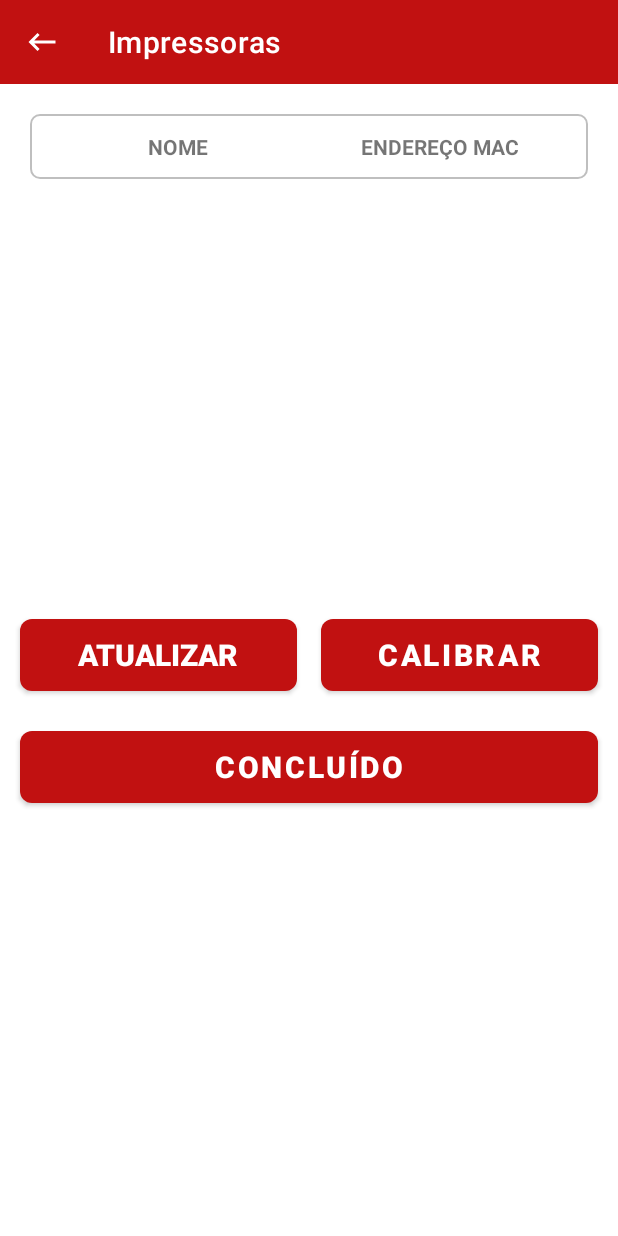
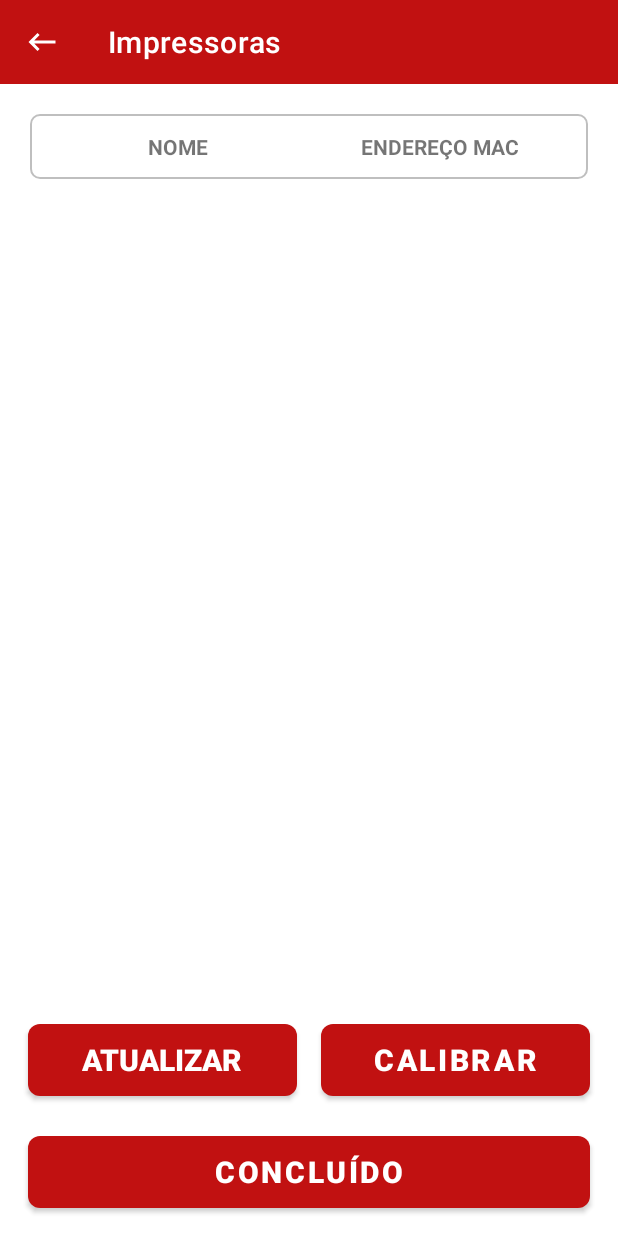
Before and after one commit to Deivitifelski/app_wms, an Android app: the ImpressorasActivity screen opened directly, with no data from a screen before it, on a phone screen of 412 x 824 dp. Run offline under Robolectric (Android 15) with nearby library versions, the phone set to English and light mode, and no system bars; network calls fail.

Commit message:
init Printer (02)

```diff
--- a/app/src/main/AndroidManifest.xml
+++ b/app/src/main/AndroidManifest.xml
@@ -24,6 +24,9 @@
         android:theme="@style/Theme.WMS_BEIRARIO"
         android:usesCleartextTraffic="true">
         <activity
+            android:name=".ui.configuracoes.BluetoohYoutubeActivity"
+            android:exported="true" />
+        <activity
             android:name=".ui.configuracoes.SettingsActivity"
             android:exported="true" />
         <activity
@@ -43,7 +46,7 @@
             android:exported="true" />
         <activity
             android:name=".ui.configuracoes.ControlActivity"
-            android:exported="true"/>
+            android:exported="true" />
         <activity
             android:name=".ui.etiquetagem.EtiquetagemActivity"
             android:exported="true"
--- a/app/src/main/java/com/documentos/wms_beirario/data/ServiceApi.kt
+++ b/app/src/main/java/com/documentos/wms_beirario/data/ServiceApi.kt
@@ -172,6 +172,10 @@ interface ServiceApi {
         @Body createVoidPrinter: CreateVoidPrinter
     ): Response<EtiquetaInventory>
 
+    /**PRECISO IMPLEMENTAR AINDA -->*/
+//    @POST("armazem/:idArmazem/tarefa/etiquetagem/processa")
+//    @Path("idArmazem") idArmazem: Int = IDARMAZEM
+
     /**-------------------RECEBIMENTO----------------------------------->*/
     //Recebimento : Transferencia - Receber documento de transferencia -->
     @POST("armazem/{idArmazem}/transferencia/documento/receber")
--- a/app/src/main/java/com/documentos/wms_beirario/ui/configuracoes/ImpressorasActivity.kt
+++ b/app/src/main/java/com/documentos/wms_beirario/ui/configuracoes/ImpressorasActivity.kt
@@ -16,27 +16,26 @@ import android.widget.Toast
 import androidx.core.app.ActivityCompat
 import androidx.core.content.ContextCompat
 import androidx.recyclerview.widget.LinearLayoutManager
-import com.documentos.wms_beirario.databinding.ImpressorasBinding
-import com.documentos.wms_beirario.ui.configuracoes.adapters.ImpressorasListAdapter
+import com.documentos.wms_beirario.databinding.ActivityPrinterBinding
+import com.documentos.wms_beirario.ui.configuracoes.adapters.AdapterImpressoras
+import com.documentos.wms_beirario.utils.CustomAlertDialogCustom
 import com.documentos.wms_beirario.utils.extensions.onBackTransition
 import com.example.br_coletores.models.services.PrinterConnection
 
 
-class ImpressorasActivity : BaseActivity(), ImpressorasListAdapter.AdapterListener {
+class ImpressorasActivity : BaseActivity() {
     var TAG = "bluetooth"
     private val list: ArrayList<BluetoothDevice> = ArrayList()
 
     companion object {
         const val REQUEST_ENABLE_BT = 42
-        val EXTRA_ADDRESS: String = "Device_address"
-//        val REQUEST_QUERY_DEVICES = 142
     }
 
     private var bluetoothAdapter: BluetoothAdapter? = BluetoothAdapter.getDefaultAdapter()
-    private lateinit var mBinding: ImpressorasBinding
+    private lateinit var mBinding: ActivityPrinterBinding
     override fun onCreate(savedInstanceState: Bundle?) {
         super.onCreate(savedInstanceState)
-        mBinding = ImpressorasBinding.inflate(layoutInflater)
+        mBinding = ActivityPrinterBinding.inflate(layoutInflater)
         setContentView(mBinding.root)
         mBinding.rvListBluetooh.layoutManager = LinearLayoutManager(this)
         val filter = IntentFilter(BluetoothDevice.ACTION_BOND_STATE_CHANGED)
@@ -135,10 +134,10 @@ class ImpressorasActivity : BaseActivity(), ImpressorasListAdapter.AdapterListen
                     val deviceName = device.name
                     val deviceHardwareAddress = device.address // MAC address
                     var msg = ""
-                    if (deviceName.isNullOrBlank()) {
-                        msg = deviceHardwareAddress
+                    msg = if (deviceName.isNullOrBlank()) {
+                        deviceHardwareAddress
                     } else {
-                        msg = "$deviceName $deviceHardwareAddress"
+                        "$deviceName $deviceHardwareAddress"
                     }
                     list.add(device)
                     Log.d("DISCOVERING-DEVICE", msg)
@@ -181,7 +180,18 @@ class ImpressorasActivity : BaseActivity(), ImpressorasListAdapter.AdapterListen
     }
 
     private fun discoverDeviceList() {
-        mBinding.rvListBluetooh.adapter = ImpressorasListAdapter(list, this)
+//        mBinding.rvListBluetooh.adapter = AdapterImpressoras(list){ device ->
+//            if (Build.VERSION.SDK_INT > Build.VERSION_CODES.JELLY_BEAN_MR2) {
+//                Log.d(TAG, "Trying to pair with ${device.address}")
+//                device.createBond()
+//                CustomAlertDialogCustom().alertDialogBluetoohSelecionado(
+//                    this,
+//                    devicename = device.name,
+//                    deviceandress = device.address
+//                )
+//                MenuActivity.applicationPrinterAddress = device.address
+//            }
+//        }
     }
 
     override fun onDestroy() {
@@ -195,13 +205,6 @@ class ImpressorasActivity : BaseActivity(), ImpressorasListAdapter.AdapterListen
         return true
     }
 
-    override fun onClickDevice(device: BluetoothDevice) {
-        if (Build.VERSION.SDK_INT > Build.VERSION_CODES.JELLY_BEAN_MR2) {
-            Log.d(TAG, "Trying to pair with ${device.address}")
-            device.createBond()
-            showAlertDialogWithAutoDismiss("Impressora selecionada.")
-            MenuActivity.applicationPrinterAddress = device.address
-        }
-    }
+
 
 }
--- a/app/src/main/java/com/documentos/wms_beirario/ui/configuracoes/SettingsActivity.kt
+++ b/app/src/main/java/com/documentos/wms_beirario/ui/configuracoes/SettingsActivity.kt
@@ -7,6 +7,6 @@ import com.documentos.wms_beirario.R
 class SettingsActivity : AppCompatActivity() {
     override fun onCreate(savedInstanceState: Bundle?) {
         super.onCreate(savedInstanceState)
-        setContentView(R.layout.activity_settings2)
+        setContentView(R.layout.activity_settings)
     }
 }
--- a/app/src/main/java/com/documentos/wms_beirario/ui/configuracoes/fragment/SettingsFragment1.kt
+++ b/app/src/main/java/com/documentos/wms_beirario/ui/configuracoes/fragment/SettingsFragment1.kt
@@ -7,6 +7,7 @@ import android.view.ViewGroup
 import androidx.fragment.app.Fragment
 import com.documentos.wms_beirario.R
 import com.documentos.wms_beirario.databinding.FragmentSettings1Binding
+import com.documentos.wms_beirario.ui.configuracoes.BluetoohYoutubeActivity
 import com.documentos.wms_beirario.ui.configuracoes.ControlActivity
 import com.documentos.wms_beirario.ui.configuracoes.ImpressorasActivity
 import com.documentos.wms_beirario.utils.extensions.extensionStartActivity
@@ -41,7 +42,7 @@ class SettingsFragment1 : Fragment(R.layout.fragment_settings1) {
             requireActivity().extensionStartActivity(ControlActivity())
         }
         mBinding!!.buttonPrinter.setOnClickListener{
-            requireActivity().extensionStartActivity(ImpressorasActivity())
+            requireActivity().extensionStartActivity(BluetoohYoutubeActivity())
         }
     }
 
--- a/app/src/main/java/com/documentos/wms_beirario/ui/inventory/fragment/createVoid/CreateVoidInventoryFragment.kt
+++ b/app/src/main/java/com/documentos/wms_beirario/ui/inventory/fragment/createVoid/CreateVoidInventoryFragment.kt
@@ -92,8 +92,6 @@ class CreateVoidInventoryFragment : Fragment() {
     private fun verificationsBluetooh() {
         if (MenuActivity.applicationPrinterAddress.isEmpty()) {
             CustomAlertDialogCustom().alertSelectPrinter(requireContext())
-        } else {
-            Toast.makeText(requireContext(), "Ja conectado", Toast.LENGTH_SHORT).show()
         }
     }
 
--- /dev/null
+++ b/app/src/main/res/layout/activity_printer.xml
@@ -0,0 +1,129 @@
+<?xml version="1.0" encoding="utf-8"?>
+<androidx.constraintlayout.widget.ConstraintLayout xmlns:android="http://schemas.android.com/apk/res/android"
+    xmlns:app="http://schemas.android.com/apk/res-auto"
+    xmlns:tools="http://schemas.android.com/tools"
+    android:id="@+id/menu_scroll"
+    android:layout_width="match_parent"
+    android:layout_height="match_parent"
+    android:orientation="vertical">
+
+    <androidx.appcompat.widget.Toolbar
+        android:id="@+id/toolbar_printers"
+        style="@style/toolbar"
+        android:layout_width="match_parent"
+        android:layout_height="wrap_content"
+        app:layout_constraintEnd_toEndOf="parent"
+        app:layout_constraintStart_toStartOf="parent"
+        app:layout_constraintTop_toTopOf="parent"
+        app:title="@string/printers" />
+
+
+    <LinearLayout
+        android:id="@+id/linearLayout3"
+        style="@style/edit_qrcode"
+        android:layout_width="match_parent"
+        android:layout_height="wrap_content"
+        android:layout_margin="20dp"
+        android:orientation="horizontal"
+        app:layout_constraintTop_toBottomOf="@id/toolbar_printers"
+        tools:layout_editor_absoluteX="20dp">
+
+        <TextView
+            android:layout_width="0dp"
+            android:layout_height="wrap_content"
+            android:layout_weight="1"
+            android:text="Nome"
+            android:textAlignment="center"
+            android:textAllCaps="true"
+            android:textStyle="bold" />
+
+        <TextView
+            android:layout_width="0dp"
+            android:layout_height="wrap_content"
+            android:layout_weight="1"
+            android:text="Endereço Mac"
+            android:textAlignment="center"
+            android:textAllCaps="true"
+            android:textStyle="bold" />
+    </LinearLayout>
+
+    <androidx.recyclerview.widget.RecyclerView
+        android:id="@+id/rv_list_bluetooh"
+        android:layout_width="0dp"
+        android:layout_height="0dp"
+        app:layout_constraintBottom_toTopOf="@+id/linearLayout2"
+        app:layout_constraintEnd_toEndOf="parent"
+        app:layout_constraintStart_toStartOf="parent"
+        app:layout_constraintTop_toBottomOf="@+id/linearLayout3"
+        tools:itemCount="2"
+        tools:listitem="@layout/item_printer" />
+
+
+    <LinearLayout
+        android:id="@+id/linearLayout2"
+        android:layout_width="match_parent"
+        android:layout_height="wrap_content"
+        android:orientation="vertical"
+        android:padding="5dp"
+        app:layout_constraintBottom_toBottomOf="parent">
+
+        <LinearLayout
+            android:layout_width="match_parent"
+            android:layout_height="wrap_content"
+            android:orientation="horizontal"
+            android:padding="5dp">
+
+
+            <androidx.appcompat.widget.AppCompatButton
+                android:id="@+id/bt_atualizar"
+                style="@style/button_default"
+                android:layout_width="match_parent"
+                android:layout_height="wrap_content"
+                android:layout_weight="1"
+                android:gravity="center"
+                android:text="Atualizar"
+                android:textColor="@color/white" />
+
+            <Button
+                android:id="@+id/bt_calibrar"
+                style="@style/button_default"
+                android:layout_width="match_parent"
+                android:layout_height="wrap_content"
+                android:layout_weight="1"
+                android:gravity="center"
+                android:text="Calibrar"
+                android:textColor="@color/white" />
+
+        </LinearLayout>
+
+        <LinearLayout
+            android:layout_width="match_parent"
+            android:layout_height="wrap_content"
+            android:orientation="horizontal"
+            android:padding="5dp">
+
+
+            <Button
+                android:id="@+id/bt_concluido"
+                style="@style/button_default"
+                android:layout_width="0dp"
+                android:layout_height="wrap_content"
+                android:layout_weight="1"
+                android:gravity="center"
+                android:text="Concluído"
+                android:textColor="@color/white" />
+
+        </LinearLayout>
+    </LinearLayout>
+
+    <ProgressBar
+        android:id="@+id/pb_loading_discover_devices"
+        android:layout_width="wrap_content"
+        android:layout_height="wrap_content"
+        android:visibility="invisible"
+        app:layout_constraintBottom_toBottomOf="@+id/rv_list_bluetooh"
+        app:layout_constraintEnd_toEndOf="parent"
+        app:layout_constraintStart_toStartOf="parent"
+        app:layout_constraintTop_toBottomOf="@+id/linearLayout3" />
+
+</androidx.constraintlayout.widget.ConstraintLayout>
--- a/app/src/main/res/layout/impressoras.xml
+++ /dev/null
@@ -1,102 +0,0 @@
-<?xml version="1.0" encoding="utf-8"?>
-<LinearLayout xmlns:android="http://schemas.android.com/apk/res/android"
-    xmlns:app="http://schemas.android.com/apk/res-auto"
-    xmlns:tools="http://schemas.android.com/tools"
-    android:id="@+id/menu_scroll"
-    android:layout_width="match_parent"
-    android:layout_height="wrap_content"
-    android:layout_gravity="top"
-    android:orientation="vertical">
-
-    <androidx.appcompat.widget.Toolbar
-        android:id="@+id/toolbar_printers"
-        android:layout_width="match_parent"
-        android:layout_height="wrap_content"
-        style="@style/toolbar"
-        app:title="@string/printers"/>
-
-
-    <LinearLayout
-        android:layout_width="match_parent"
-        android:layout_height="wrap_content"
-        android:layout_margin="20dp"
-        style="@style/edit_qrcode"
-        android:orientation="horizontal">
-
-        <TextView
-            android:layout_width="0dp"
-            android:layout_height="wrap_content"
-            android:layout_weight="1"
-            android:text="Nome"
-            android:textAllCaps="true"
-            android:textStyle="bold"
-            android:textAlignment="center" />
-
-        <TextView
-            android:layout_width="0dp"
-            android:layout_height="wrap_content"
-            android:layout_weight="1"
-            android:textAllCaps="true"
-            android:textStyle="bold"
-            android:text="Endereço Mac"
-            android:textAlignment="center" />
-    </LinearLayout>
-
-    <androidx.recyclerview.widget.RecyclerView
-        android:id="@+id/rv_list_bluetooh"
-        android:layout_width="match_parent"
-        android:layout_height="250dp"
-        tools:listitem="@layout/item_printer"
-        android:layout_marginBottom="10dp" />
-
-
-    <LinearLayout
-        android:layout_width="match_parent"
-        android:layout_height="wrap_content"
-        android:orientation="horizontal"
-        android:padding="5dp">
-
-        <androidx.appcompat.widget.AppCompatButton
-            android:id="@+id/bt_atualizar"
-            style="@style/button_default"
-            android:layout_width="match_parent"
-            android:layout_height="wrap_content"
-            android:layout_weight="1"
-            android:gravity="center"
-            android:text="Atualizar"
-            android:textColor="@color/white" />
-
-        <Button
-            android:id="@+id/bt_calibrar"
-            style="@style/button_default"
-            android:layout_width="match_parent"
-            android:layout_height="wrap_content"
-            android:layout_weight="1"
-            android:gravity="center"
-            android:text="Calibrar"
-            android:textColor="@color/white" />
-    </LinearLayout>
-
-    <LinearLayout
-        android:layout_width="match_parent"
-        android:layout_height="wrap_content"
-        android:padding="5dp">
-
-        <Button
-            android:id="@+id/bt_concluido"
-            android:layout_width="0dp"
-            android:layout_height="wrap_content"
-            android:layout_weight="1"
-            style="@style/button_default"
-            android:gravity="center"
-            android:text="Concluído"
-            android:textColor="@color/white" />
-    </LinearLayout>
-
-    <ProgressBar
-        android:id="@+id/pb_loading_discover_devices"
-        android:layout_width="match_parent"
-        android:layout_height="wrap_content"
-        android:visibility="invisible" />
-
-</LinearLayout>
--- a/app/src/main/res/layout/item_printer.xml
+++ b/app/src/main/res/layout/item_printer.xml
@@ -22,7 +22,7 @@
         android:layout_weight="1"
         android:textAlignment="center"
         android:textAllCaps="true"
-        android:textSize="12sp"
+        android:textSize="08sp"
         android:textStyle="bold"
         tools:text="Deiviti Efisio" />
 
@@ -32,7 +32,7 @@
         android:layout_height="wrap_content"
         android:layout_gravity="center"
         android:layout_weight="1"
-        android:textSize="12sp"
+        android:textSize="08sp"
         android:textAlignment="center"
         android:textAllCaps="true"
         android:textStyle="bold"
--- a/app/src/main/res/values/strings.xml
+++ b/app/src/main/res/values/strings.xml
@@ -76,4 +76,8 @@
     <string name="printing">Imprimindo...</string>
     <string name="alert_select_printer">Deseja selecionar uma impressora agora?</string>
     <string name="printers">Impressoras</string>
+    <string name="Bluetooth_Enabled">Bluetooh Ativado</string>
+    <string name="Bluetooth_no_Enabled">Bluetooh não Iniciado</string>
+    <string name="Bluetooth_connection_canceled">Conecxao Bluettoh Cancelado</string>
+    <string name="unable_to_connect">impossível conectar</string>
 </resources>
```
Also changed, not shown: app/src/main/java/com/documentos/wms_beirario/ui/configuracoes/BluetoohYoutubeActivity.kt (added, +119 -0 lines), app/src/main/java/com/documentos/wms_beirario/ui/configuracoes/adapters/AdapterImpressoras.kt (added, +60 -0 lines), app/src/main/java/com/documentos/wms_beirario/ui/configuracoes/adapters/ImpressorasListAdapter.kt (deleted, +0 -45 lines), app/src/main/res/layout/activity_bluetooh_youtube.xml (added, +88 -0 lines), app/src/main/res/layout/activity_settings2.xml (deleted, +0 -20 lines).
